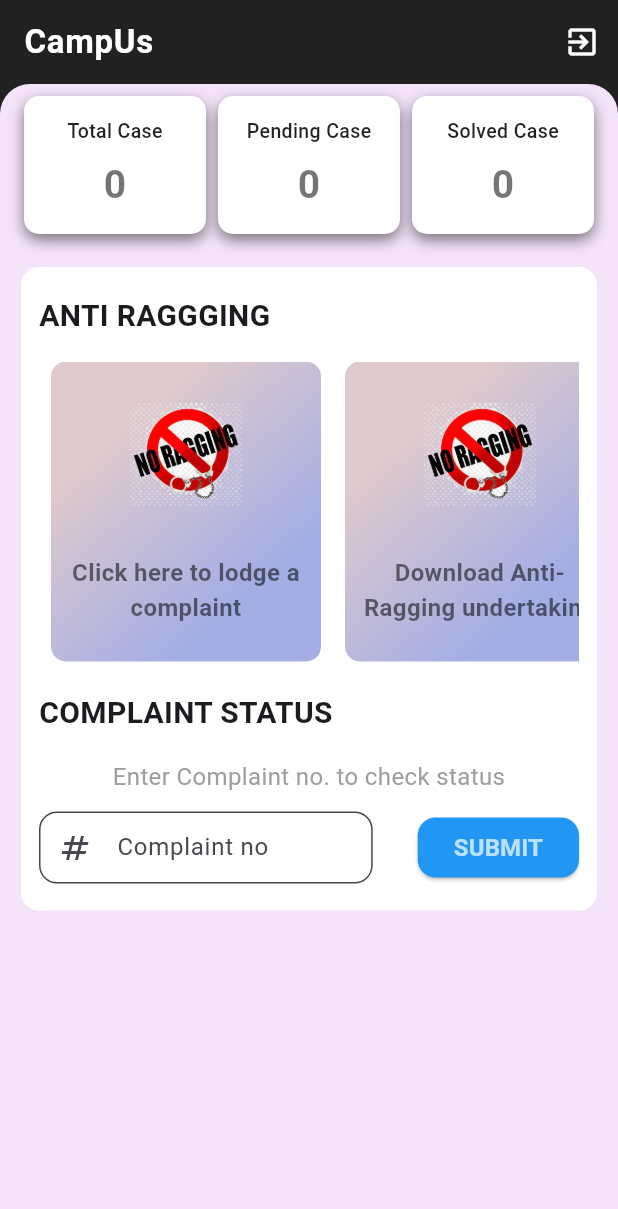
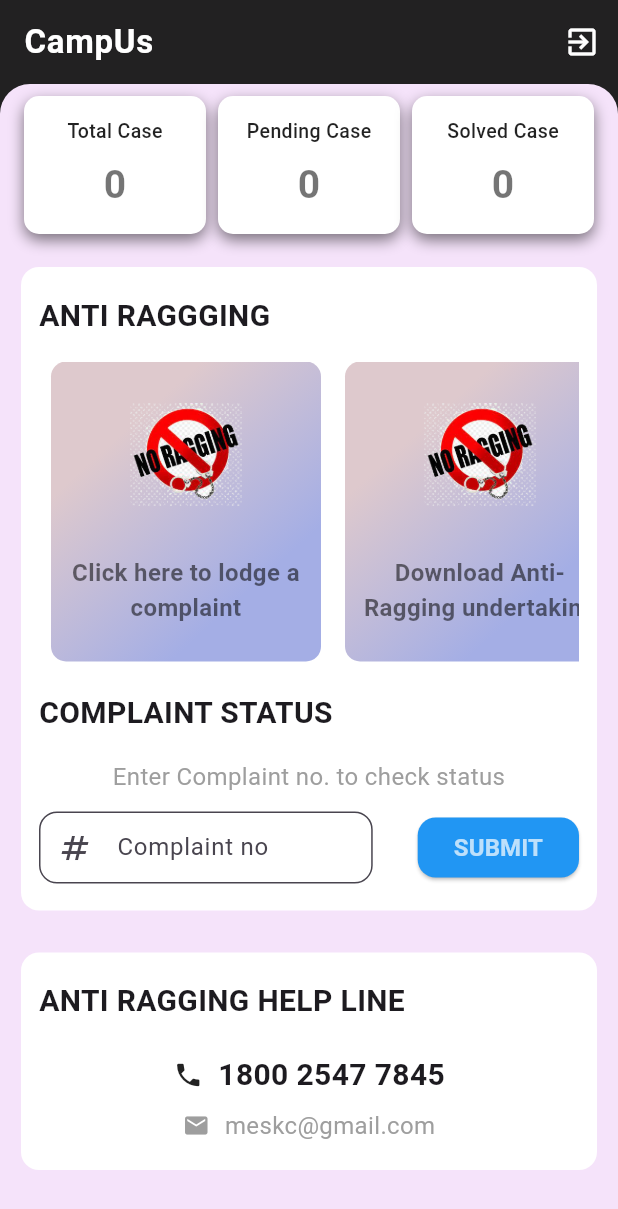
Before and after one commit to Hishammpsnhn/anti_ragging, a Flutter app: the HomeScreen screen opened directly, on a phone screen of 412 x 824 dp. Shown: the top 1209 px of the screen. Run offline on Flutter 3.47's test engine with Material 3 defaults, Android fonts, the phone set to English and light mode, and no system bars; our stand-ins replace cloud_firestore, firebase_auth, firebase_core, shared_preferences; missing offline and left inert: dart:ffi; accounts and stored records are empty.

Commit message:
add student details and help line widget

```diff
--- a/lib/screens/home/home_page.dart
+++ b/lib/screens/home/home_page.dart
@@ -2,6 +2,7 @@ import 'dart:ffi';
 import 'package:anti_ragging/functions/firebaseFunction.dart';
 import 'package:anti_ragging/screens/auth/login_page.dart';
 import 'package:anti_ragging/screens/widgets/anit_ragging_boxes.dart';
+import 'package:anti_ragging/screens/widgets/anti_raggint_helpline.dart';
 import 'package:anti_ragging/screens/widgets/appBar.dart';
 import 'package:anti_ragging/screens/widgets/top_boxes.dart';
 import 'package:cloud_firestore/cloud_firestore.dart';
@@ -18,6 +19,7 @@ class HomeScreen extends StatefulWidget {
 }
 
 class _HomeScreenState extends State<HomeScreen> {
+
   ValueNotifier<int> _counter = ValueNotifier(0);
   User? _user;
   bool? _isAdmin;
@@ -38,6 +40,7 @@ class _HomeScreenState extends State<HomeScreen> {
         );
       } else {
         // Fetch additional user details from Firestore
+       // updateComplaintsCount();
         await fetchUserDetailsFromFirestore(user.uid);
       }
     });
@@ -68,7 +71,8 @@ class _HomeScreenState extends State<HomeScreen> {
       print('Error fetching user details from Firestore: $error');
     }
   }
-
+  int totalCases = 0;
+  int pendingCases = 0;
   @override
   Widget build(BuildContext context) {
     //print(_user);
@@ -99,16 +103,20 @@ class _HomeScreenState extends State<HomeScreen> {
                           } else if (snapshot.hasError) {
                             return Text('Error: ${snapshot.error}');
                           } else {
+                            totalCases = snapshot.data?[0] ?? 0;
+                            pendingCases = snapshot.data?[1] ?? 0;
+
                             // snapshot.data is a List<int> containing totalCases and pendingCases
                             return TopBoxes(
-                              totalCases: snapshot.data?[0] ?? 0,
-                              pendingCases: snapshot.data?[1] ?? 0,
-                              solvedCases: (snapshot.data?[0] ?? 0) - (snapshot.data?[1] ?? 0),
+                              totalCases: totalCases,
+                              pendingCases: pendingCases,
+                              solvedCases: totalCases - pendingCases,
                             );
                           }
                         },
                       ),
                       AntiRaggingBoxes(isAdmin: _isAdmin),
+                      AntiRaggingHelpline(),
                     ],
                   ),
                 ),
@@ -124,4 +132,23 @@ class _HomeScreenState extends State<HomeScreen> {
     final _sharedPrefs = await SharedPreferences.getInstance();
     await _sharedPrefs.clear();
   }
-}
+
+//   void updateComplaintsCount() async {
+//     setState(() {
+//       // This is where you might want to trigger some asynchronous operation
+//       // to update the complaints list or any other data in your home page.
+//       // You can call the methods like getTotalCases(), getPendingCasesCount()
+//       // or any other logic you have to refresh your data.
+//
+//       // For example, if you want to refresh the total and pending cases:
+//       Future.wait([getTotalCases(), getPendingCasesCount()]).then((result) {
+//         setState(() {
+//           totalCases = result[0];
+//           pendingCases = result[1];
+//         });
+//       });
+//
+//       // If you have other data to update, you can add similar logic here.
+//     });
+//   }
+ }
--- /dev/null
+++ b/lib/screens/widgets/anti_raggint_helpline.dart
@@ -0,0 +1,93 @@
+import 'package:flutter/material.dart';
+import 'package:url_launcher/url_launcher.dart';
+
+class AntiRaggingHelpline extends StatelessWidget {
+  const AntiRaggingHelpline({Key? key}) : super(key: key);
+
+  // _launchDialPad(String phoneNumber) async {
+  //   final url = 'tel:$phoneNumber';
+  //   if (await canLaunch(url)) {
+  //     await launch(url);
+  //   } else {
+  //     throw 'Could not launch $url';
+  //   }
+  // }
+  //
+  // _launchEmail(String email) async {
+  //   final url = 'mailto:$email';
+  //   if (await canLaunch(url)) {
+  //     await launch(url);
+  //   } else {
+  //     throw 'Could not launch $url';
+  //   }
+  // }
+
+  @override
+  Widget build(BuildContext context) {
+    return Padding(
+      padding: const EdgeInsets.all(14.0),
+      child: Container(
+        padding: const EdgeInsets.symmetric(horizontal: 12.0, vertical: 18.0),
+        decoration: BoxDecoration(
+          borderRadius: BorderRadius.circular(12.0),
+          color: Colors.white,
+        ),
+        child: Column(
+          crossAxisAlignment: CrossAxisAlignment.start,
+          children: [
+            const Text(
+              'ANTI RAGGING HELP LINE',
+              style: TextStyle(
+                fontSize: 20,
+                fontWeight: FontWeight.bold,
+              ),
+            ),
+            const SizedBox(height: 20),
+            Center(
+              child: InkWell(
+                onTap: () {
+                  // _launchDialPad('180025477845');
+                },
+                child: const Row(
+                  mainAxisAlignment: MainAxisAlignment.center,
+                  children: [
+                    Icon(Icons.phone, size: 20),
+                    SizedBox(width: 10),
+                    Text(
+                      '1800 2547 7845',
+                      style: TextStyle(
+                        fontSize: 20,
+                        fontWeight: FontWeight.bold,
+                      ),
+                    ),
+                  ],
+                ),
+              ),
+            ),
+            SizedBox(height: 8),
+            Center(
+              child: InkWell(
+                onTap: () {
+                  //_launchEmail('meskc@gmail.com');
+                },
+                child: const Row(
+                  mainAxisAlignment: MainAxisAlignment.center,
+                  children: [
+                    Icon(Icons.email, size: 18, color: Colors.grey),
+                    // Set color here
+                    SizedBox(width: 10),
+                    Text(
+                      'meskc@gmail.com',
+                      textAlign: TextAlign.center,
+                      style: TextStyle(fontSize: 16, color: Colors.grey),
+                    ),
+                  ],
+                ),
+              ),
+            ),
+          ],
+        ),
+      ),
+    );
+  }
+}
--- a/pubspec.yaml
+++ b/pubspec.yaml
@@ -36,6 +36,7 @@ dependencies:
   flutter:
     sdk: flutter
   shared_preferences: ^2.2.2
+  url_launcher: ^6.0.10
 
 dev_dependencies:
   flutter_lints: ^2.0.0
```
Also changed, not shown: lib/functions/firebaseFunction.dart (+22 -8 lines), lib/screens/home/ragging_details.dart (+71 -15 lines), lib/screens/home/ragging_report.dart (+26 -15 lines), pubspec.lock, 5 other files.
